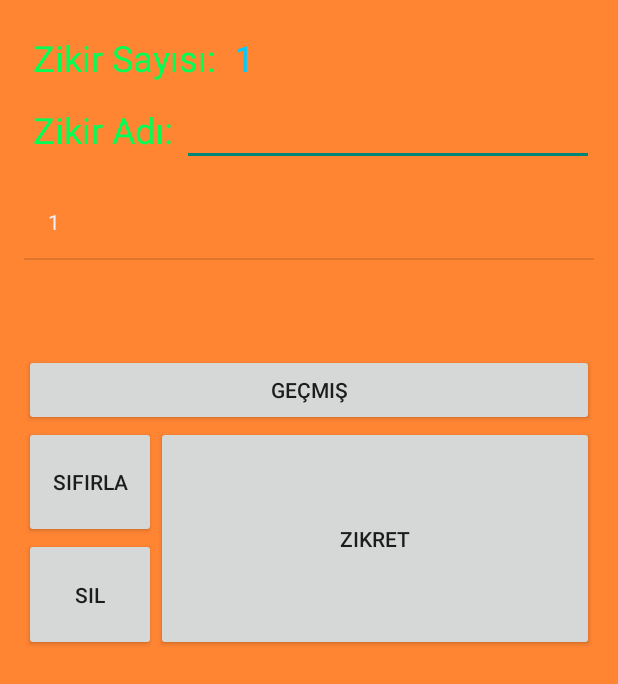
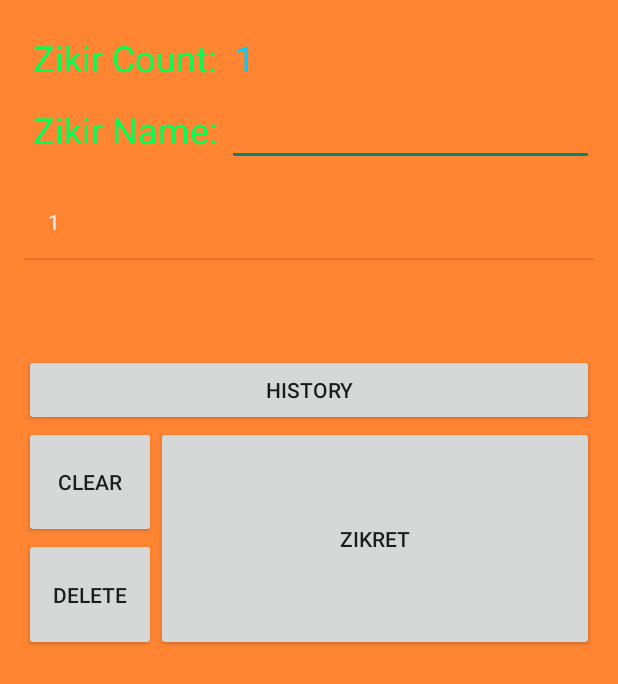
Before and after one commit to ahmetilhan282/Zikirmatik-1.0, an Android app: the screen it shows after launch (ZikirmatikActivity), after a tap on "ZIKRET", on a phone screen of 412 x 824 dp. Shown: the top 684 px of the screen. Run offline under Robolectric (Android 15) with nearby library versions, the phone set to English and light mode, and no system bars.

Commit message:
dil değerler ayarlandı.

```diff
--- a/app/src/main/res/values/strings.xml
+++ b/app/src/main/res/values/strings.xml
@@ -1,16 +1,16 @@
 <resources>
     <string name="appName">Zikirmatik</string>
 
-    <string name="lblZikir">Zikir Sayısı:</string>
+    <string name="lblZikir">Zikir Count:</string>
     <string name="btnZikret">Zikret</string>
-    <string name="btnSifirla">Sıfırla</string>
-    <string name="btnGecmis">Geçmiş</string>
-    <string name="btnSorgula">Sorgula</string>
-    <string name="btnGeri">Geri</string>
-    <string name="lblAdi">Zikir Adı:</string>
-    <string name="btnSil">Sil</string>
-    <string name="msjSifirla">Sayaç Sıfırlandı</string>
-    <string name="msjSil">Sayaç Silindi</string>
+    <string name="btnSifirla">Clear</string>
+    <string name="btnGecmis">History</string>
+    <string name="btnSorgula">Query</string>
+    <string name="btnGeri">Back</string>
+    <string name="lblAdi">Zikir Name:</string>
+    <string name="btnSil">Delete</string>
+    <string name="msjSifirla">Counter Cleaned</string>
+    <string name="msjSil">Counter Deleted</string>
 
 
 
```
Also changed, not shown: 3 other files.
